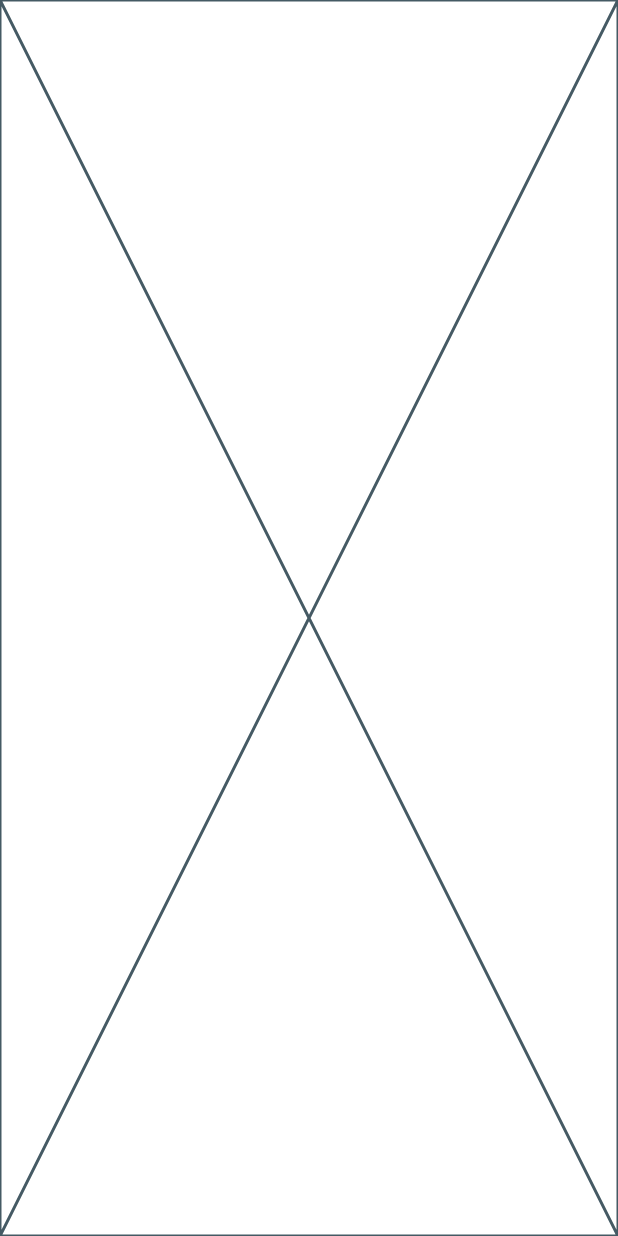
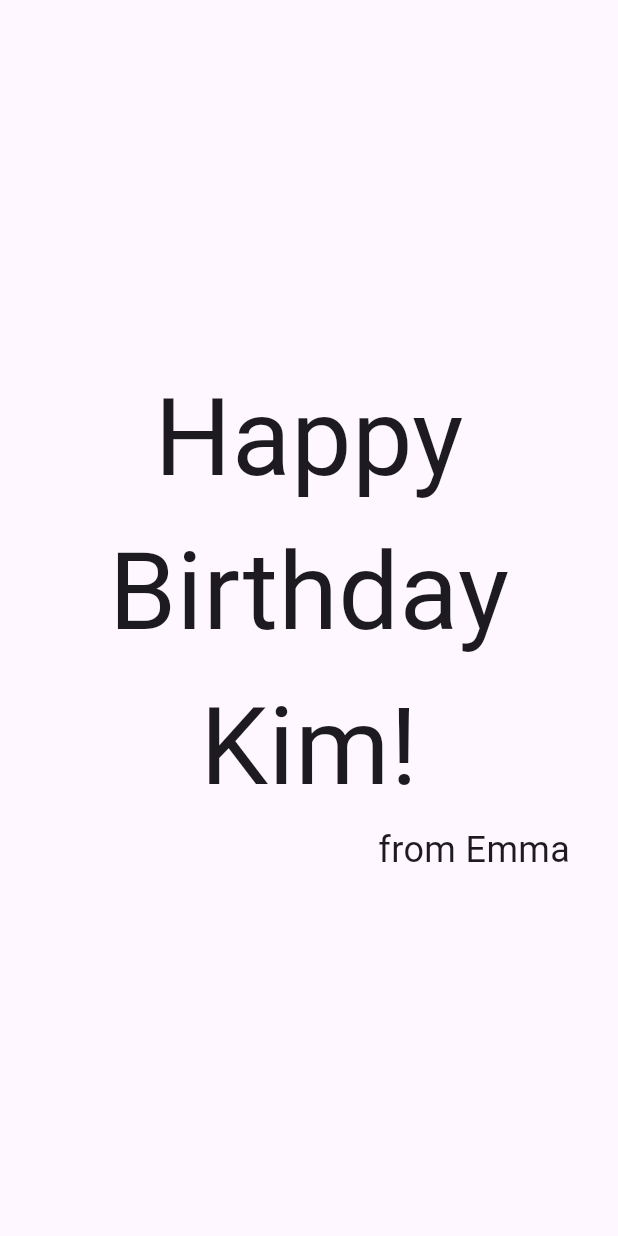
Before and after one commit to KimDonghyeok/flutter_birthday_card, a Flutter app: the screen it shows after launch, on a phone screen of 412 x 824 dp. Run offline on Flutter 3.47's test engine with Material 3 defaults, Android fonts, the phone set to English and light mode, and no system bars.

Commit message:
feat: 생일축하 카드 위젯 작성

```diff
--- /dev/null
+++ b/lib/birthday_card.dart
@@ -0,0 +1,42 @@
+import 'package:flutter/material.dart';
+
+class BirthdayCard extends StatelessWidget {
+  const BirthdayCard({super.key, required this.to, required this.from});
+
+  final String to;
+  final String from;
+
+  @override
+  Widget build(BuildContext context) {
+    return Padding(
+      padding: const EdgeInsets.all(32.0),
+      child: Column(
+        mainAxisAlignment: MainAxisAlignment.center,
+        crossAxisAlignment: CrossAxisAlignment.center,
+        children: [
+          Text(
+            'Happy',
+            style: TextStyle(fontSize: 72),
+          ),
+          Text(
+            'Birthday',
+            style: TextStyle(fontSize: 72),
+          ),
+          Text(
+            '$to!',
+            style: TextStyle(fontSize: 72),
+          ),
+          Row(
+            mainAxisAlignment: MainAxisAlignment.end,
+            children: [
+              Text(
+                'from $from',
+                style: TextStyle(fontSize: 24),
+              ),
+            ],
+          )
+        ],
+      ),
+    );
+  }
+}
--- a/lib/main.dart
+++ b/lib/main.dart
@@ -1,11 +1,14 @@
 import 'package:flutter/material.dart';
+import 'package:flutter_birthday_card/birthday_card.dart';
 
 void main() {
-  runApp(const MyApp());
+  runApp(const MyApp(name: "Kim"));
 }
 
 class MyApp extends StatelessWidget {
-  const MyApp({super.key});
+  final String name;
+
+  const MyApp({super.key, required this.name});
 
   // This widget is the root of your application.
   @override
@@ -16,7 +19,12 @@ class MyApp extends StatelessWidget {
         colorScheme: ColorScheme.fromSeed(seedColor: Colors.deepPurple),
         useMaterial3: true,
       ),
-      home: const Placeholder(),
+      home: const Scaffold(
+        body: BirthdayCard(
+          to: 'Kim',
+          from: 'Emma',
+        ),
+      ),
     );
   }
 }
```
